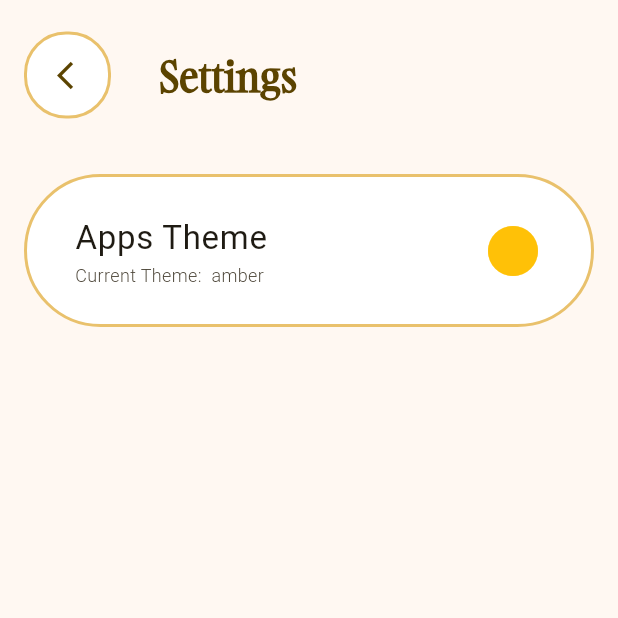
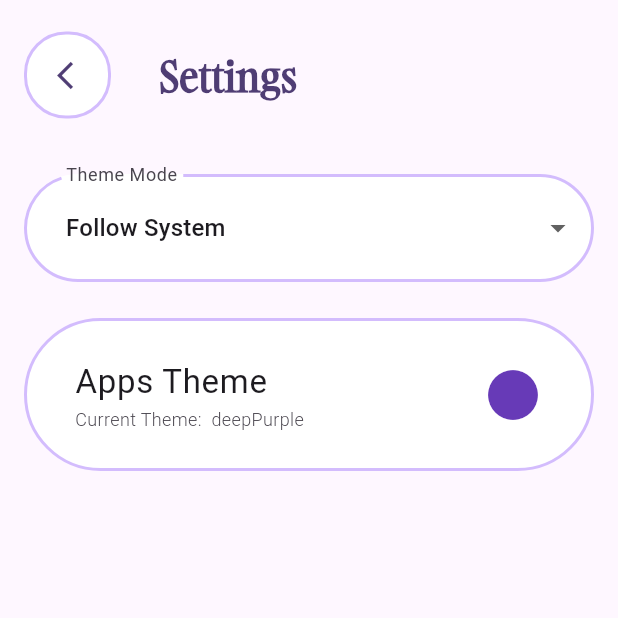
Before and after one commit to MoazSalem/Flutter_Pills_Reminder, a Flutter app: the screen it shows after launch, after a tap on the "settings" icon, on a phone screen of 412 x 824 dp, the top half of it. Run offline on Flutter 3.47's test engine with Material 3 defaults, Android fonts, the phone set to English and light mode, and no system bars; our stand-ins replace flutter_local_notifications, flutter_timezone, get, hive_ce_flutter, permission_handler, timezone; accounts and stored records are empty.

Commit message:
Themes controller fully implemented

```diff
--- a/lib/app.dart
+++ b/lib/app.dart
@@ -11,14 +11,16 @@ class MyApp extends StatelessWidget {
   @override
   Widget build(BuildContext context) {
     final themeController = Get.find<ThemeController>();
-    return GetMaterialApp(
-      initialBinding: MedicationsBinding(),
-      debugShowCheckedModeBanner: false,
-      title: AppStrings.appName,
-      theme: themeController.lightTheme,
-      darkTheme: themeController.darkTheme,
-      themeMode: themeController.themeMode,
-      home: MainScreen(),
+    return Obx(
+      () => GetMaterialApp(
+        initialBinding: MedicationsBinding(),
+        debugShowCheckedModeBanner: false,
+        title: AppStrings.appName,
+        theme: themeController.lightTheme.value,
+        darkTheme: themeController.darkTheme.value,
+        themeMode: themeController.themeMode.value,
+        home: MainScreen(),
+      ),
     );
   }
 }
--- a/lib/core/controllers/theme_controller.dart
+++ b/lib/core/controllers/theme_controller.dart
@@ -1,18 +1,57 @@
 import 'package:flutter/material.dart';
 import 'package:get/get.dart';
+import 'package:hive_ce_flutter/hive_flutter.dart';
 import 'package:pills_reminder/core/styles/theme.dart';
 
 class ThemeController extends GetxController {
   ThemeController();
-  late ThemeMode themeMode;
-  late ThemeData lightTheme;
-  late ThemeData darkTheme;
+  late int themeIndex;
+  final Rx<ThemeMode> themeMode = ThemeMode.system.obs;
+  final Rx<ThemeData> lightTheme = ThemeData().obs;
+  final Rx<ThemeData> darkTheme = ThemeData().obs;
+  late Box box;
 
   @override
-  void onInit() {
+  Future<void> onInit() async {
     super.onInit();
-    themeMode = ThemeMode.system;
-    lightTheme = AppThemes.lightThemes[0];
-    darkTheme = AppThemes.darkThemes[0];
+    box = Hive.box('Themes');
+    themeIndex = box.get('themeIndex') ?? 15;
+    themeMode.value = getThemeMode(box.get('themeMode') ?? 0);
+    lightTheme.value = AppThemes.lightThemes[themeIndex];
+    darkTheme.value = AppThemes.darkThemes[themeIndex];
+    update();
+  }
+
+  @override
+  void onClose() {
+    box.close();
+    super.onClose();
+  }
+
+  ThemeMode getThemeMode(int index) {
+    switch (index) {
+      case 0:
+        return themeMode.value = ThemeMode.system;
+      case 1:
+        return themeMode.value = ThemeMode.light;
+      case 2:
+        return themeMode.value = ThemeMode.dark;
+      default:
+        return themeMode.value = ThemeMode.system;
+    }
+  }
+
+  void changeThemeMode(ThemeMode mode) {
+    box.put('themeMode', mode.index);
+    themeMode.value = mode;
+    update();
+  }
+
+  void changeTheme(int index) {
+    box.put('themeIndex', index);
+    themeIndex = index;
+    lightTheme.value = AppThemes.lightThemes[themeIndex];
+    darkTheme.value = AppThemes.darkThemes[themeIndex];
+    update();
   }
 }
--- a/lib/core/widgets/custom_button.dart
+++ b/lib/core/widgets/custom_button.dart
@@ -1,7 +1,5 @@
 import 'package:flutter/material.dart';
 import 'package:pills_reminder/core/styles/sizes.dart';
-import 'package:pills_reminder/features/medications/data/models/medication_model.dart';
-import 'package:pills_reminder/features/medications/presentation/screens/edit_medication_screen/edit_medication_screen.dart';
 
 class CustomButton extends StatelessWidget {
   const CustomButton({
--- a/lib/features/medications/presentation/screens/edit_medication_screen/edit_medication_screen.dart
+++ b/lib/features/medications/presentation/screens/edit_medication_screen/edit_medication_screen.dart
@@ -10,7 +10,7 @@ import 'package:pills_reminder/features/medications/data/models/medication_model
 import 'package:pills_reminder/features/medications/presentation/controllers/medications_controller.dart';
 import 'package:pills_reminder/core/widgets/custom_appbar.dart';
 import 'package:pills_reminder/features/medications/presentation/controllers/notifications_controller.dart';
-import 'package:pills_reminder/features/medications/presentation/screens/edit_medication_screen/widgets/custom_drop_down.dart';
+import 'package:pills_reminder/core/widgets/custom_drop_down.dart';
 import 'package:pills_reminder/features/medications/presentation/screens/edit_medication_screen/widgets/custom_text_formfield.dart';
 import 'package:pills_reminder/features/medications/presentation/screens/edit_medication_screen/widgets/day_picker.dart';
 import 'package:pills_reminder/features/medications/presentation/screens/edit_medication_screen/widgets/notification_type_title.dart';
--- a/lib/features/medications/presentation/screens/edit_medication_screen/widgets/notification_type_title.dart
+++ b/lib/features/medications/presentation/screens/edit_medication_screen/widgets/notification_type_title.dart
@@ -1,6 +1,6 @@
 import 'package:flutter/material.dart';
 import 'package:pills_reminder/core/models/notification_type.dart';
-import 'custom_drop_down.dart';
+import 'package:pills_reminder/core/widgets/custom_drop_down.dart';
 
 class NotificationTypeTitle extends StatelessWidget {
   const NotificationTypeTitle({
--- a/lib/features/settings/presentation/screens/settings.dart
+++ b/lib/features/settings/presentation/screens/settings.dart
@@ -1,9 +1,8 @@
 import 'package:flutter/material.dart';
 import 'package:get/get.dart';
+import 'package:pills_reminder/core/controllers/theme_controller.dart';
 import 'package:pills_reminder/core/styles/sizes.dart';
-import 'package:pills_reminder/core/styles/strings.dart';
-import 'package:pills_reminder/core/styles/styles.dart';
-import 'package:pills_reminder/core/widgets/custom_button.dart';
+import 'package:pills_reminder/core/widgets/custom_drop_down.dart';
 import 'package:pills_reminder/features/settings/presentation/widgets/custom_app_bar.dart';
 import 'package:pills_reminder/features/settings/presentation/widgets/theme_popup_menu.dart';
 
@@ -13,13 +12,33 @@ class SettingsScreen extends StatelessWidget {
   @override
   Widget build(BuildContext context) {
     final theme = Theme.of(context).colorScheme;
+    final themeController = Get.find<ThemeController>();
     return Scaffold(
       backgroundColor: theme.surface,
       appBar: customAppBar(theme: theme),
       body: Padding(
         padding: const EdgeInsets.all(AppSizes.normalPadding),
         child: Column(
-          children: [ThemePopupMenu(themeIndex: 0, onChanged: (newIndex) {})],
+          children: [
+            CustomDropDown(
+              label: 'Theme Mode',
+              value: themeController.themeMode.value,
+              items: const [ThemeMode.system, ThemeMode.light, ThemeMode.dark],
+              onChanged: (mode) => themeController.changeThemeMode(mode!),
+              customNames: const {
+                ThemeMode.system: 'Follow System',
+                ThemeMode.light: 'Light',
+                ThemeMode.dark: 'Dark',
+              },
+            ),
+            const SizedBox(height: AppSizes.largePadding),
+            ThemePopupMenu(
+              themeIndex: themeController.themeIndex,
+              onChanged: (newIndex) {
+                themeController.changeTheme(newIndex);
+              },
+            ),
+          ],
         ),
       ),
     );
--- a/lib/features/settings/presentation/widgets/theme_popup_menu.dart
+++ b/lib/features/settings/presentation/widgets/theme_popup_menu.dart
@@ -18,14 +18,6 @@ class ThemePopupMenu extends StatelessWidget {
   Widget build(BuildContext context) {
     final themesValues = AppThemes.themeColors.values.toList();
     final themesNames = AppThemes.themeColors.keys.toList();
-    final theme = Theme.of(context).colorScheme;
-    final OutlineInputBorder border = OutlineInputBorder(
-      borderSide: BorderSide(
-        color: theme.primaryFixedDim,
-        width: AppSizes.borderWidth,
-      ),
-      borderRadius: BorderRadius.circular(AppSizes.roundedRadius),
-    );
     return Container(
       decoration: BoxDecoration(
         color: Theme.of(context).colorScheme.surfaceContainerLowest,
--- a/lib/main.dart
+++ b/lib/main.dart
@@ -13,6 +13,7 @@ Future<void> main() async {
   Hive.registerAdapters();
   await Hive.openBox<MedicationModel>('medications');
   tz.initializeTimeZones();
+  await Hive.openBox('Themes');
   Get.put<ThemeController>(ThemeController());
   runApp(const MyApp());
 }
```
Also changed, not shown: lib/core/widgets/custom_drop_down.dart (renamed from lib/features/medications/presentation/screens/edit_medication_screen/widgets/custom_drop_down.dart).
